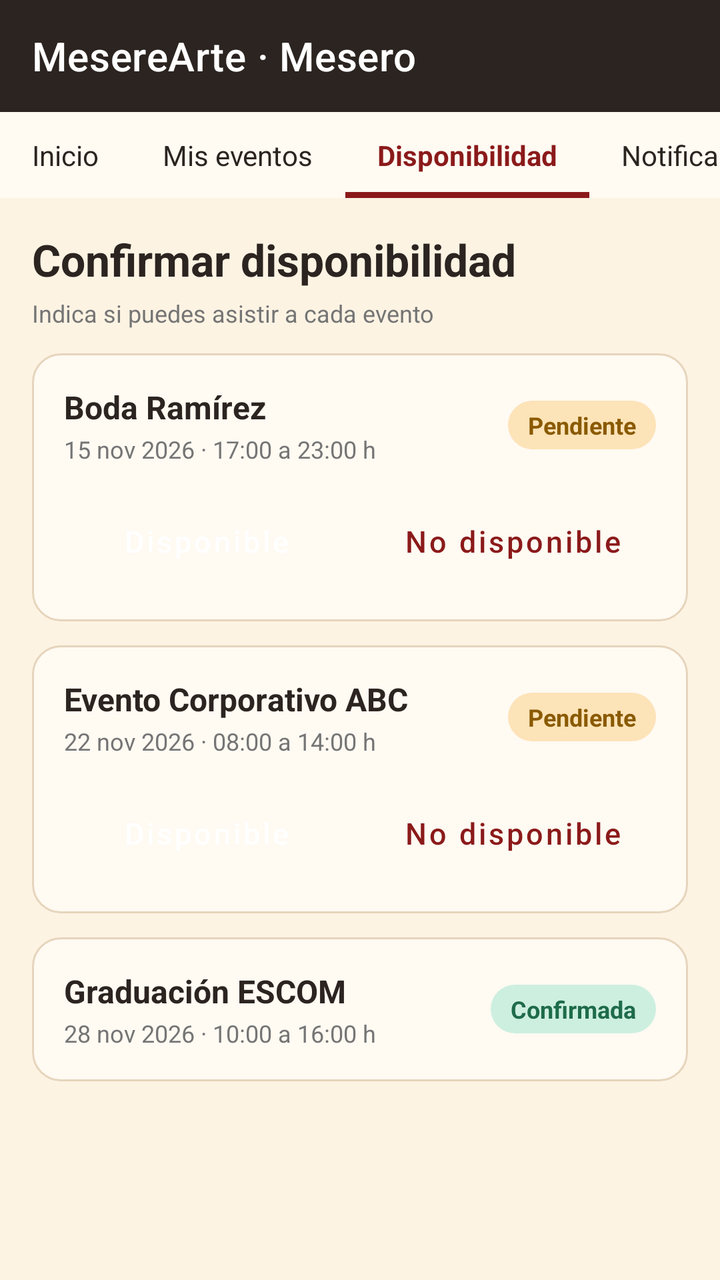
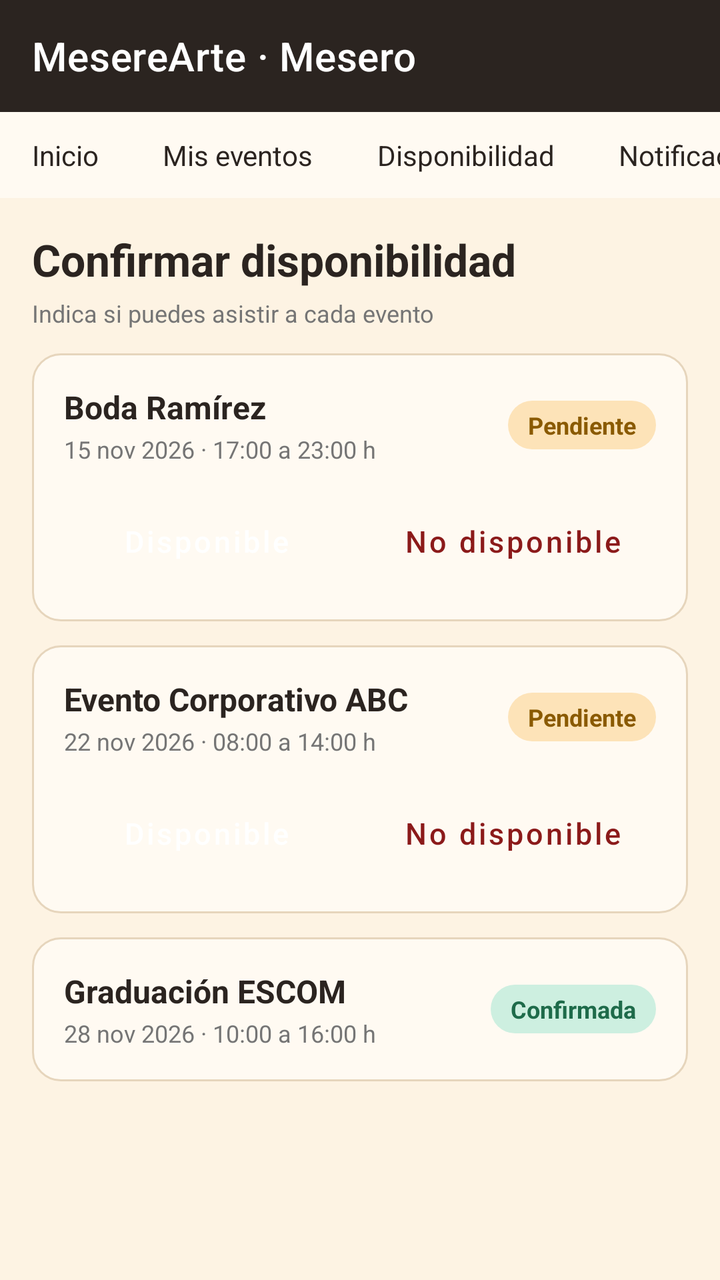

The first picture is an Android layout as it rendered before a commit; the second is the same layout after the commit. The layout source and the unified diff follow.
<!-- AndroidManifest.xml: application theme Theme.MesereArte -->
<!-- res/layout/activity_disponibilidad.xml -->
<?xml version="1.0" encoding="utf-8"?>
<LinearLayout xmlns:android="http://schemas.android.com/apk/res/android"
    xmlns:app="http://schemas.android.com/apk/res-auto"
    android:id="@+id/disponibilidadRoot"
    android:layout_width="match_parent"
    android:layout_height="match_parent"
    android:background="@color/brown_dark"
    android:orientation="vertical">

    
    <com.google.android.material.appbar.MaterialToolbar
        android:id="@+id/toolbarMesero"
        android:layout_width="match_parent"
        android:layout_height="?attr/actionBarSize"
        android:background="@color/brown_dark"
        android:theme="@style/ThemeOverlay.MaterialComponents.Dark.ActionBar"
        app:popupTheme="@style/ThemeOverlay.MaterialComponents.Light"
        app:subtitleTextColor="@color/tan"
        app:title="MesereArte · Mesero"
        app:titleTextColor="@android:color/white" />

    
    <HorizontalScrollView
        android:layout_width="match_parent"
        android:layout_height="wrap_content"
        android:background="@color/cream_card"
        android:scrollbars="none">

        <LinearLayout
            android:layout_width="wrap_content"
            android:layout_height="wrap_content"
            android:orientation="horizontal">

            <TextView
                android:id="@+id/tabInicio"
                style="@style/Mesere.Tab"
                android:layout_width="wrap_content"
                android:layout_height="wrap_content"
                android:text="Inicio" />

            <TextView
                android:id="@+id/tabMisEventos"
                style="@style/Mesere.Tab"
                android:layout_width="wrap_content"
                android:layout_height="wrap_content"
                android:text="Mis eventos" />

            <TextView
                android:id="@+id/tabDisponibilidad"
                style="@style/Mesere.Tab.Selected"
                android:layout_width="wrap_content"
                android:layout_height="wrap_content"
                android:text="Disponibilidad" />

            <TextView
                android:id="@+id/tabNotificaciones"
                style="@style/Mesere.Tab"
                android:layout_width="wrap_content"
                android:layout_height="wrap_content"
                android:text="Notificaciones" />

        </LinearLayout>
    </HorizontalScrollView>

    
    <ScrollView
        android:layout_width="match_parent"
        android:layout_height="0dp"
        android:layout_weight="1"
        android:background="@color/cream">

        <LinearLayout
            android:layout_width="match_parent"
            android:layout_height="wrap_content"
            android:orientation="vertical"
            android:padding="16dp">

            <TextView
                style="@style/Mesere.Title"
                android:layout_width="match_parent"
                android:layout_height="wrap_content"
                android:text="Confirmar disponibilidad" />

            <TextView
                android:id="@+id/tvBienvenidaMesero"
                style="@style/Mesere.Subtitle"
                android:layout_width="match_parent"
                android:layout_height="wrap_content"
                android:layout_marginTop="4dp"
                android:text="Indica si puedes asistir a cada evento" />

            <LinearLayout
                style="@style/Mesere.Card"
                android:layout_width="match_parent"
                android:layout_height="wrap_content"
                android:layout_marginTop="12dp"
                android:orientation="vertical">

                <LinearLayout
                    android:layout_width="match_parent"
                    android:layout_height="wrap_content"
                    android:gravity="center_vertical"
                    android:orientation="horizontal">

                    <LinearLayout
                        android:layout_width="0dp"
                        android:layout_height="wrap_content"
                        android:layout_weight="1"
                        android:orientation="vertical">

                        <TextView
                            style="@style/Mesere.CardTitle"
                            android:layout_width="wrap_content"
                            android:layout_height="wrap_content"
                            android:text="Boda Ramírez" />

                        <TextView
                            style="@style/Mesere.Subtitle"
                            android:layout_width="wrap_content"
                            android:layout_height="wrap_content"
                            android:layout_marginTop="2dp"
                            android:text="15 nov 2026 · 17:00 a 23:00 h" />
                    </LinearLayout>

                    <TextView
                        android:id="@+id/tvEstadoBoda"
                        style="@style/Mesere.Chip.Pending"
                        android:layout_width="wrap_content"
                        android:layout_height="wrap_content"
                        android:text="Pendiente" />

                </LinearLayout>

                <LinearLayout
                    android:layout_width="match_parent"
                    android:layout_height="wrap_content"
                    android:layout_marginTop="14dp"
                    android:orientation="horizontal">

                    <Button
                        android:id="@+id/btnDisponibleBoda"
                        style="@style/Mesere.Button.Tan"
                        android:layout_width="0dp"
                        android:layout_height="wrap_content"
                        android:layout_weight="1"
                        android:text="Disponible" />

                    <Button
                        android:id="@+id/btnNoDisponibleBoda"
                        style="@style/Mesere.Button.Outline"
                        android:layout_width="0dp"
                        android:layout_height="wrap_content"
                        android:layout_marginStart="10dp"
                        android:layout_weight="1"
                        android:text="No disponible" />

                </LinearLayout>
            </LinearLayout>
            <LinearLayout
                style="@style/Mesere.Card"
                android:layout_width="match_parent"
                android:layout_height="wrap_content"
                android:layout_marginTop="12dp"
                android:orientation="vertical">

                <LinearLayout
                    android:layout_width="match_parent"
                    android:layout_height="wrap_content"
                    android:gravity="center_vertical"
                    android:orientation="horizontal">

                    <LinearLayout
                        android:layout_width="0dp"
                        android:layout_height="wrap_content"
                        android:layout_weight="1"
                        android:orientation="vertical">

                        <TextView
                            style="@style/Mesere.CardTitle"
                            android:layout_width="wrap_content"
                            android:layout_height="wrap_content"
                            android:text="Evento Corporativo ABC" />

                        <TextView
                            style="@style/Mesere.Subtitle"
                            android:layout_width="wrap_content"
                            android:layout_height="wrap_content"
                            android:layout_marginTop="2dp"
                            android:text="22 nov 2026 · 08:00 a 14:00 h" />
                    </LinearLayout>

                    <TextView
                        android:id="@+id/tvEstadoCorp"
                        style="@style/Mesere.Chip.Pending"
                        android:layout_width="wrap_content"
                        android:layout_height="wrap_content"
                        android:text="Pendiente" />

                </LinearLayout>

                <LinearLayout
                    android:layout_width="match_parent"
                    android:layout_height="wrap_content"
                    android:layout_marginTop="14dp"
                    android:orientation="horizontal">

                    <Button
                        android:id="@+id/btnDisponibleCorp"
                        style="@style/Mesere.Button.Tan"
                        android:layout_width="0dp"
                        android:layout_height="wrap_content"
                        android:layout_weight="1"
                        android:text="Disponible" />

                    <Button
                        android:id="@+id/btnNoDisponibleCorp"
                        style="@style/Mesere.Button.Outline"
                        android:layout_width="0dp"
                        android:layout_height="wrap_content"
                        android:layout_marginStart="10dp"
                        android:layout_weight="1"
                        android:text="No disponible" />

                </LinearLayout>
            </LinearLayout>

            
            <LinearLayout
                style="@style/Mesere.Card"
                android:layout_width="match_parent"
                android:layout_height="wrap_content"
                android:layout_marginTop="12dp"
                android:layout_marginBottom="8dp"
                android:gravity="center_vertical"
                android:orientation="horizontal">

                <LinearLayout
                    android:layout_width="0dp"
                    android:layout_height="wrap_content"
                    android:layout_weight="1"
                    android:orientation="vertical">

                    <TextView
                        style="@style/Mesere.CardTitle"
                        android:layout_width="wrap_content"
                        android:layout_height="wrap_content"
                        android:text="Graduación ESCOM" />

                    <TextView
                        style="@style/Mesere.Subtitle"
                        android:layout_width="wrap_content"
                        android:layout_height="wrap_content"
                        android:layout_marginTop="2dp"
                        android:text="28 nov 2026 · 10:00 a 16:00 h" />
                </LinearLayout>

                <TextView
                    style="@style/Mesere.Chip.Confirmed"
                    android:layout_width="wrap_content"
                    android:layout_height="wrap_content"
                    android:text="Confirmada" />

            </LinearLayout>

        </LinearLayout>
    </ScrollView>

</LinearLayout>
<!-- resources referenced by this layout -->
<resources>
  <color name="brown_dark">#2B2420</color>
  <color name="cream">#FDF3E3</color>
  <color name="cream_card">#FFFAF2</color>
  <color name="tan">#B5895A</color>
  <style name="Mesere.Button.Tan" parent="Mesere.Button.Primary">
          <item name="backgroundTint">@color/tan</item>
      </style>
  <style name="Mesere.Card" parent="">
          <item name="android:background">@drawable/bg_card</item>
          <item name="android:padding">16dp</item>
      </style>
  <style name="Mesere.CardTitle" parent="">
          <item name="android:textSize">16sp</item>
          <item name="android:textStyle">bold</item>
          <item name="android:textColor">@color/brown_dark</item>
      </style>
  <style name="Mesere.Chip.Confirmed">
          <item name="android:background">@drawable/bg_chip_confirmed</item>
          <item name="android:textColor">@color/ok_text</item>
      </style>
  <style name="Mesere.Chip.Pending">
          <item name="android:background">@drawable/bg_chip_pending</item>
          <item name="android:textColor">@color/warn_text</item>
      </style>
  <style name="Mesere.Subtitle" parent="">
          <item name="android:textSize">12sp</item>
          <item name="android:textColor">@color/text_secondary</item>
      </style>
  <style name="Mesere.Tab.Selected">
          <item name="android:background">@drawable/bg_tab_selected</item>
          <item name="android:textColor">@color/burgundy</item>
          <item name="android:textStyle">bold</item>
      </style>
  <style name="Mesere.Title" parent="">
          <item name="android:textSize">22sp</item>
          <item name="android:textStyle">bold</item>
          <item name="android:textColor">@color/brown_dark</item>
      </style>
  <style name="Theme.MesereArte" parent="Base.Theme.MesereArte" />
  <color name="burgundy">#8B1A1A</color>
  <!-- drawable bg_card (drawable) -->
  <?xml version="1.0" encoding="utf-8"?>
  <shape xmlns:android="http://schemas.android.com/apk/res/android" android:shape="rectangle">
      <solid android:color="@color/cream_card" />
      <stroke android:width="1dp" android:color="@color/border" />
      <corners android:radius="14dp" />
  </shape>
  <!-- drawable bg_chip_confirmed (drawable) -->
  <?xml version="1.0" encoding="utf-8"?>
  <shape xmlns:android="http://schemas.android.com/apk/res/android" android:shape="rectangle">
      <solid android:color="@color/ok" />
      <corners android:radius="20dp" />
  </shape>
  <color name="ok_text">#1E6B4A</color>
  <!-- drawable bg_chip_pending (drawable) -->
  <?xml version="1.0" encoding="utf-8"?>
  <shape xmlns:android="http://schemas.android.com/apk/res/android" android:shape="rectangle">
      <solid android:color="@color/warn" />
      <corners android:radius="20dp" />
  </shape>
  <color name="warn_text">#8A5A00</color>
  <color name="text_secondary">#757575</color>
  <!-- drawable bg_tab (drawable) -->
  <?xml version="1.0" encoding="utf-8"?>
  <shape xmlns:android="http://schemas.android.com/apk/res/android" android:shape="rectangle">
      <solid android:color="@android:color/transparent" />
  </shape>
  <!-- drawable bg_tab_selected (drawable) -->
  <?xml version="1.0" encoding="utf-8"?>
  <layer-list xmlns:android="http://schemas.android.com/apk/res/android">
      <item android:gravity="bottom">
          <shape android:shape="rectangle">
              <size android:height="3dp" />
              <solid android:color="@color/burgundy" />
          </shape>
      </item>
  </layer-list>
  <color name="border">#E6D5BC</color>
  <color name="ok">#CDEFE0</color>
  <color name="warn">#FDE3B8</color>
  <color name="burgundy_dark">#6B1010</color>
  <!-- unchanged entries left out for length: 4 -->
</resources>

<!-- the commit's change to res/layout/activity_disponibilidad.xml (unified diff, before → after) -->
@@ -5,6 +5,220 @@
     android:layout_width="match_parent"
     android:layout_height="match_parent"
     android:background="@color/brown_dark"
+    android:orientation="vertical">
+
+    <include layout="@layout/include_barra_mesero" />
+
+    
+    <ScrollView
+        android:layout_width="match_parent"
+        android:layout_height="0dp"
+        android:layout_weight="1"
+        android:background="@color/cream">
+
+        <LinearLayout
+            android:layout_width="match_parent"
+            android:layout_height="wrap_content"
+            android:orientation="vertical"
+            android:padding="16dp">
+
+            <TextView
+                style="@style/Mesere.Title"
+                android:layout_width="match_parent"
+                android:layout_height="wrap_content"
+                android:text="Confirmar disponibilidad" />
+
+            <TextView
+                android:id="@+id/tvBienvenidaMesero"
+                style="@style/Mesere.Subtitle"
+                android:layout_width="match_parent"
+                android:layout_height="wrap_content"
+                android:layout_marginTop="4dp"
+                android:text="Indica si puedes asistir a cada evento" />
+
+            <LinearLayout
+                style="@style/Mesere.Card"
+                android:layout_width="match_parent"
+                android:layout_height="wrap_content"
+                android:layout_marginTop="12dp"
+                android:orientation="vertical">
+
+                <LinearLayout
+                    android:layout_width="match_parent"
+                    android:layout_height="wrap_content"
+                    android:gravity="center_vertical"
+                    android:orientation="horizontal">
+
+                    <LinearLayout
+                        android:layout_width="0dp"
+                        android:layout_height="wrap_content"
+                        android:layout_weight="1"
+                        android:orientation="vertical">
+
+                        <TextView
+                            style="@style/Mesere.CardTitle"
+                            android:layout_width="wrap_content"
+                            android:layout_height="wrap_content"
+                            android:text="Boda Ramírez" />
+
+                        <TextView
+                            style="@style/Mesere.Subtitle"
+                            android:layout_width="wrap_content"
+                            android:layout_height="wrap_content"
+                            android:layout_marginTop="2dp"
+                            android:text="15 nov 2026 · 17:00 a 23:00 h" />
+                    </LinearLayout>
+
+                    <TextView
+                        android:id="@+id/tvEstadoBoda"
+                        style="@style/Mesere.Chip.Pending"
+                        android:layout_width="wrap_content"
+                        android:layout_height="wrap_content"
+                        android:text="Pendiente" />
+
+                </LinearLayout>
+
+                <LinearLayout
+                    android:layout_width="match_parent"
+                    android:layout_height="wrap_content"
+                    android:layout_marginTop="14dp"
+                    android:orientation="horizontal">
+
+                    <Button
+                        android:id="@+id/btnDisponibleBoda"
+                        style="@style/Mesere.Button.Tan"
+                        android:layout_width="0dp"
+                        android:layout_height="wrap_content"
+                        android:layout_weight="1"
+                        android:text="Disponible" />
+
+                    <Button
+                        android:id="@+id/btnNoDisponibleBoda"
+                        style="@style/Mesere.Button.Outline"
+                        android:layout_width="0dp"
+                        android:layout_height="wrap_content"
+                        android:layout_marginStart="10dp"
+                        android:layout_weight="1"
+                        android:text="No disponible" />
+
+                </LinearLayout>
+            </LinearLayout>
+            <LinearLayout
+                style="@style/Mesere.Card"
+                android:layout_width="match_parent"
+                android:layout_height="wrap_content"
+                android:layout_marginTop="12dp"
+                android:orientation="vertical">
+
+                <LinearLayout
+                    android:layout_width="match_parent"
+                    android:layout_height="wrap_content"
+                    android:gravity="center_vertical"
+                    android:orientation="horizontal">
+
+                    <LinearLayout
+                        android:layout_width="0dp"
+                        android:layout_height="wrap_content"
+                        android:layout_weight="1"
+                        android:orientation="vertical">
+
+                        <TextView
+                            style="@style/Mesere.CardTitle"
+                            android:layout_width="wrap_content"
+                            android:layout_height="wrap_content"
+                            android:text="Evento Corporativo ABC" />
+
+                        <TextView
+                            style="@style/Mesere.Subtitle"
+                            android:layout_width="wrap_content"
+                            android:layout_height="wrap_content"
+                            android:layout_marginTop="2dp"
+                            android:text="22 nov 2026 · 08:00 a 14:00 h" />
+                    </LinearLayout>
+
+                    <TextView
+                        android:id="@+id/tvEstadoCorp"
+                        style="@style/Mesere.Chip.Pending"
+                        android:layout_width="wrap_content"
+                        android:layout_height="wrap_content"
+                        android:text="Pendiente" />
+
+                </LinearLayout>
+
+                <LinearLayout
+                    android:layout_width="match_parent"
+                    android:layout_height="wrap_content"
+                    android:layout_marginTop="14dp"
+                    android:orientation="horizontal">
+
+                    <Button
+                        android:id="@+id/btnDisponibleCorp"
+                        style="@style/Mesere.Button.Tan"
+                        android:layout_width="0dp"
+                        android:layout_height="wrap_content"
+                        android:layout_weight="1"
+                        android:text="Disponible" />
+
+                    <Button
+                        android:id="@+id/btnNoDisponibleCorp"
+                        style="@style/Mesere.Button.Outline"
+                        android:layout_width="0dp"
+                        android:layout_height="wrap_content"
+                        android:layout_marginStart="10dp"
+                        android:layout_weight="1"
+                        android:text="No disponible" />
+
+                </LinearLayout>
+            </LinearLayout>
+
+            
+            <LinearLayout
+                style="@style/Mesere.Card"
+                android:layout_width="match_parent"
+                android:layout_height="wrap_content"
+                android:layout_marginTop="12dp"
+                android:layout_marginBottom="8dp"
+                android:gravity="center_vertical"
+                android:orientation="horizontal">
+
+                <LinearLayout
+                    android:layout_width="0dp"
+                    android:layout_height="wrap_content"
+                    android:layout_weight="1"
+                    android:orientation="vertical">
+
+                    <TextView
+                        style="@style/Mesere.CardTitle"
+                        android:layout_width="wrap_content"
+                        android:layout_height="wrap_content"
+                        android:text="Graduación ESCOM" />
+
+                    <TextView
+                        style="@style/Mesere.Subtitle"
+                        android:layout_width="wrap_content"
+                        android:layout_height="wrap_content"
+                        android:layout_marginTop="2dp"
+                        android:text="28 nov 2026 · 10:00 a 16:00 h" />
+                </LinearLayout>
+
+                <TextView
+                    style="@style/Mesere.Chip.Confirmed"
+                    android:layout_width="wrap_content"
+                    android:layout_height="wrap_content"
+                    android:text="Confirmada" />
+
+            </LinearLayout>
+
+        </LinearLayout>
+    </ScrollView>
+
+</LinearLayout>
+<!-- res/layout/include_barra_mesero.xml (included above) -->
+<?xml version="1.0" encoding="utf-8"?>
+<LinearLayout xmlns:android="http://schemas.android.com/apk/res/android"
+    xmlns:app="http://schemas.android.com/apk/res-auto"
+    android:layout_width="match_parent"
+    android:layout_height="wrap_content"
     android:orientation="vertical">
 
     
@@ -47,7 +261,7 @@
 
             <TextView
                 android:id="@+id/tabDisponibilidad"
-                style="@style/Mesere.Tab.Selected"
+                style="@style/Mesere.Tab"
                 android:layout_width="wrap_content"
                 android:layout_height="wrap_content"
                 android:text="Disponibilidad" />
@@ -62,207 +276,4 @@
         </LinearLayout>
     </HorizontalScrollView>
 
-    
-    <ScrollView
-        android:layout_width="match_parent"
-        android:layout_height="0dp"
-        android:layout_weight="1"
-        android:background="@color/cream">
-
-        <LinearLayout
-            android:layout_width="match_parent"
-            android:layout_height="wrap_content"
-            android:orientation="vertical"
-            android:padding="16dp">
-
-            <TextView
-                style="@style/Mesere.Title"
-                android:layout_width="match_parent"
-                android:layout_height="wrap_content"
-                android:text="Confirmar disponibilidad" />
-
-            <TextView
-                android:id="@+id/tvBienvenidaMesero"
-                style="@style/Mesere.Subtitle"
-                android:layout_width="match_parent"
-                android:layout_height="wrap_content"
-                android:layout_marginTop="4dp"
-                android:text="Indica si puedes asistir a cada evento" />
-
-            <LinearLayout
-                style="@style/Mesere.Card"
-                android:layout_width="match_parent"
-                android:layout_height="wrap_content"
-                android:layout_marginTop="12dp"
-                android:orientation="vertical">
-
-                <LinearLayout
-                    android:layout_width="match_parent"
-                    android:layout_height="wrap_content"
-                    android:gravity="center_vertical"
-                    android:orientation="horizontal">
-
-                    <LinearLayout
-                        android:layout_width="0dp"
-                        android:layout_height="wrap_content"
-                        android:layout_weight="1"
-                        android:orientation="vertical">
-
-                        <TextView
-                            style="@style/Mesere.CardTitle"
-                            android:layout_width="wrap_content"
-                            android:layout_height="wrap_content"
-                            android:text="Boda Ramírez" />
-
-                        <TextView
-                            style="@style/Mesere.Subtitle"
-                            android:layout_width="wrap_content"
-                            android:layout_height="wrap_content"
-                            android:layout_marginTop="2dp"
-                            android:text="15 nov 2026 · 17:00 a 23:00 h" />
-                    </LinearLayout>
-
-                    <TextView
-                        android:id="@+id/tvEstadoBoda"
-                        style="@style/Mesere.Chip.Pending"
-                        android:layout_width="wrap_content"
-                        android:layout_height="wrap_content"
-                        android:text="Pendiente" />
-
-                </LinearLayout>
-
-                <LinearLayout
-                    android:layout_width="match_parent"
-                    android:layout_height="wrap_content"
-                    android:layout_marginTop="14dp"
-                    android:orientation="horizontal">
-
-                    <Button
-                        android:id="@+id/btnDisponibleBoda"
-                        style="@style/Mesere.Button.Tan"
-                        android:layout_width="0dp"
-                        android:layout_height="wrap_content"
-                        android:layout_weight="1"
-                        android:text="Disponible" />
-
-                    <Button
-                        android:id="@+id/btnNoDisponibleBoda"
-                        style="@style/Mesere.Button.Outline"
-                        android:layout_width="0dp"
-                        android:layout_height="wrap_content"
-                        android:layout_marginStart="10dp"
-                        android:layout_weight="1"
-                        android:text="No disponible" />
-
-                </LinearLayout>
-            </LinearLayout>
-            <LinearLayout
-                style="@style/Mesere.Card"
-                android:layout_width="match_parent"
-                android:layout_height="wrap_content"
-                android:layout_marginTop="12dp"
-                android:orientation="vertical">
-
-                <LinearLayout
-                    android:layout_width="match_parent"
-                    android:layout_height="wrap_content"
-                    android:gravity="center_vertical"
-                    android:orientation="horizontal">
-
-                    <LinearLayout
-                        android:layout_width="0dp"
-                        android:layout_height="wrap_content"
-                        android:layout_weight="1"
-                        android:orientation="vertical">
-
-                        <TextView
-                            style="@style/Mesere.CardTitle"
-                            android:layout_width="wrap_content"
-                            android:layout_height="wrap_content"
-                            android:text="Evento Corporativo ABC" />
-
-                        <TextView
-                            style="@style/Mesere.Subtitle"
-                            android:layout_width="wrap_content"
-                            android:layout_height="wrap_content"
-                            android:layout_marginTop="2dp"
-                            android:text="22 nov 2026 · 08:00 a 14:00 h" />
-                    </LinearLayout>
-
-                    <TextView
-                        android:id="@+id/tvEstadoCorp"
-                        style="@style/Mesere.Chip.Pending"
-                        android:layout_width="wrap_content"
-                        android:layout_height="wrap_content"
-                        android:text="Pendiente" />
-
-                </LinearLayout>
-
-                <LinearLayout
-                    android:layout_width="match_parent"
-                    android:layout_height="wrap_content"
-                    android:layout_marginTop="14dp"
-                    android:orientation="horizontal">
-
-                    <Button
-                        android:id="@+id/btnDisponibleCorp"
-                        style="@style/Mesere.Button.Tan"
-                        android:layout_width="0dp"
-                        android:layout_height="wrap_content"
-                        android:layout_weight="1"
-                        android:text="Disponible" />
-
-                    <Button
-                        android:id="@+id/btnNoDisponibleCorp"
-                        style="@style/Mesere.Button.Outline"
-                        android:layout_width="0dp"
-                        android:layout_height="wrap_content"
-                        android:layout_marginStart="10dp"
-                        android:layout_weight="1"
-                        android:text="No disponible" />
-
-                </LinearLayout>
-            </LinearLayout>
-
-            
-            <LinearLayout
-                style="@style/Mesere.Card"
-                android:layout_width="match_parent"
-                android:layout_height="wrap_content"
-                android:layout_marginTop="12dp"
-                android:layout_marginBottom="8dp"
-                android:gravity="center_vertical"
-                android:orientation="horizontal">
-
-                <LinearLayout
-                    android:layout_width="0dp"
-                    android:layout_height="wrap_content"
-                    android:layout_weight="1"
-                    android:orientation="vertical">
-
-                    <TextView
-                        style="@style/Mesere.CardTitle"
-                        android:layout_width="wrap_content"
-                        android:layout_height="wrap_content"
-                        android:text="Graduación ESCOM" />
-
-                    <TextView
-                        style="@style/Mesere.Subtitle"
-                        android:layout_width="wrap_content"
-                        android:layout_height="wrap_content"
-                        android:layout_marginTop="2dp"
-                        android:text="28 nov 2026 · 10:00 a 16:00 h" />
-                </LinearLayout>
-
-                <TextView
-                    style="@style/Mesere.Chip.Confirmed"
-                    android:layout_width="wrap_content"
-                    android:layout_height="wrap_content"
-                    android:text="Confirmada" />
-
-            </LinearLayout>
-
-        </LinearLayout>
-    </ScrollView>
-
 </LinearLayout>
<!-- resource entries referenced after the edit -->
@@ -27,11 +27,6 @@
   <style name="Mesere.Subtitle" parent="">
           <item name="android:textSize">12sp</item>
           <item name="android:textColor">@color/text_secondary</item>
-      </style>
-  <style name="Mesere.Tab.Selected">
-          <item name="android:background">@drawable/bg_tab_selected</item>
-          <item name="android:textColor">@color/burgundy</item>
-          <item name="android:textStyle">bold</item>
       </style>
   <style name="Mesere.Title" parent="">
           <item name="android:textSize">22sp</item>
@@ -67,16 +62,6 @@
   <shape xmlns:android="http://schemas.android.com/apk/res/android" android:shape="rectangle">
       <solid android:color="@android:color/transparent" />
   </shape>
-  <!-- drawable bg_tab_selected (drawable) -->
-  <?xml version="1.0" encoding="utf-8"?>
-  <layer-list xmlns:android="http://schemas.android.com/apk/res/android">
-      <item android:gravity="bottom">
-          <shape android:shape="rectangle">
-              <size android:height="3dp" />
-              <solid android:color="@color/burgundy" />
-          </shape>
-      </item>
-  </layer-list>
   <color name="border">#E6D5BC</color>
   <color name="ok">#CDEFE0</color>
   <color name="warn">#FDE3B8</color>
